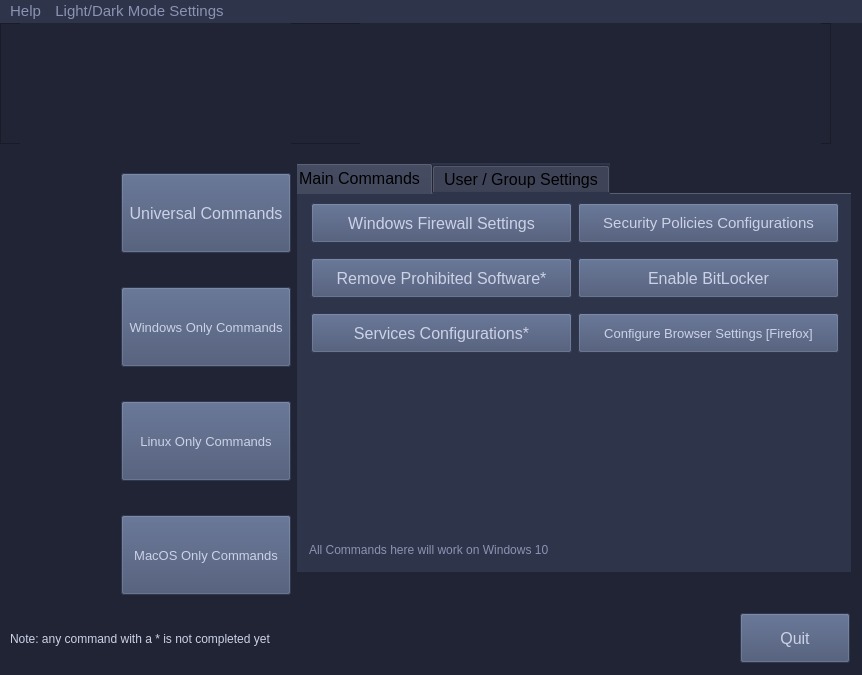
First picture: the form in GUIs/ScriptRunnerPyQt5_GUI/PyUIs/MainMenu2.ui, repository vipersniper0501/CP_Scripts2, before the edit.
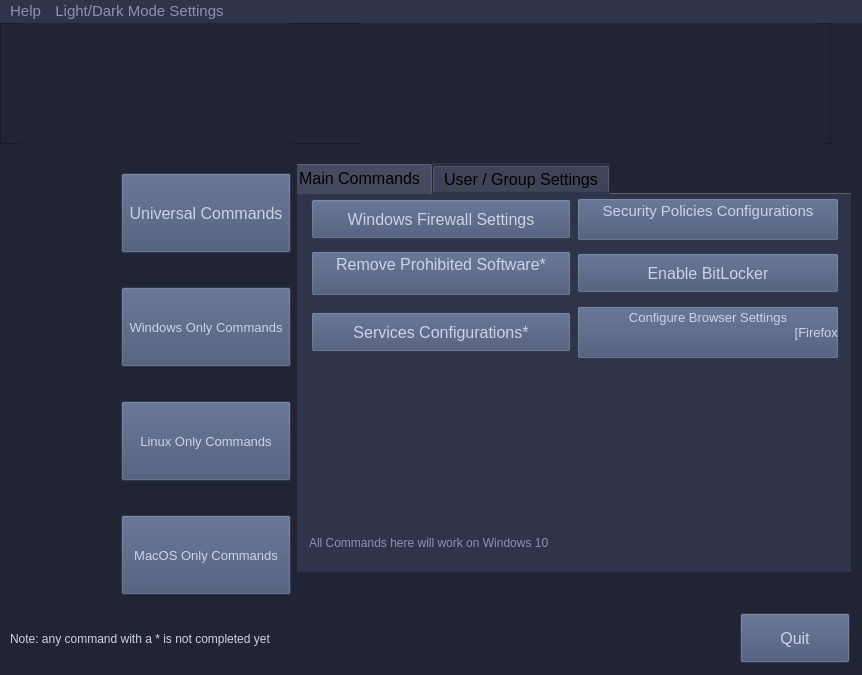
Second picture: the form after the edit. The open tabs and pages were chosen to show the change. Icons and pictures are not drawn.

```diff
--- a/GUIs/ScriptRunnerPyQt5_GUI/PyUIs/MainMenu2.ui
+++ b/GUIs/ScriptRunnerPyQt5_GUI/PyUIs/MainMenu2.ui
@@ -13,12 +13,6 @@
              <height>675</height>
          </rect>
      </property>
-     <property name="minimumSize">
-         <size>
-             <width>860</width>
-             <height>675</height>
-         </size>
-     </property>
      <property name="windowTitle">
          <string>Apple CIDR Script Runner</string>
      </property>
@@ -654,7 +648,8 @@
                                              <string notr="true">color: #8B93B2;</string>
                                          </property>
                                          <property name="text">
-                                             <string>All Commands here will work on Windows 10</string>
+                                             <string>All Commands here will work on Windows 10
+                                             </string>
                                          </property>
                                          <property name="wordWrap">
                                              <bool>true</bool>
@@ -688,7 +683,8 @@
                                                          </string>
                                                      </property>
                                                      <property name="text">
-                                                         <string>Security Policies Configurations</string>
+                                                         <string>Security Policies Configurations
+                                                         </string>
                                                      </property>
                                                  </widget>
                                              </item>
@@ -710,7 +706,8 @@
                                                          </string>
                                                      </property>
                                                      <property name="text">
-                                                         <string>Remove Prohibited Software*</string>
+                                                         <string>Remove Prohibited Software*
+                                                         </string>
                                                      </property>
                                                  </widget>
                                              </item>
@@ -798,7 +795,9 @@
                                                          </string>
                                                      </property>
                                                      <property name="text">
-                                                         <string>Configure Browser Settings [Firefox]</string>
+                                                         <string>Configure Browser Settings
+                                                             [Firefox]
+                                                         </string>
                                                      </property>
                                                  </widget>
                                              </item>
```
Left out of the diff: 295 changed lines with no effect on the pictures.
